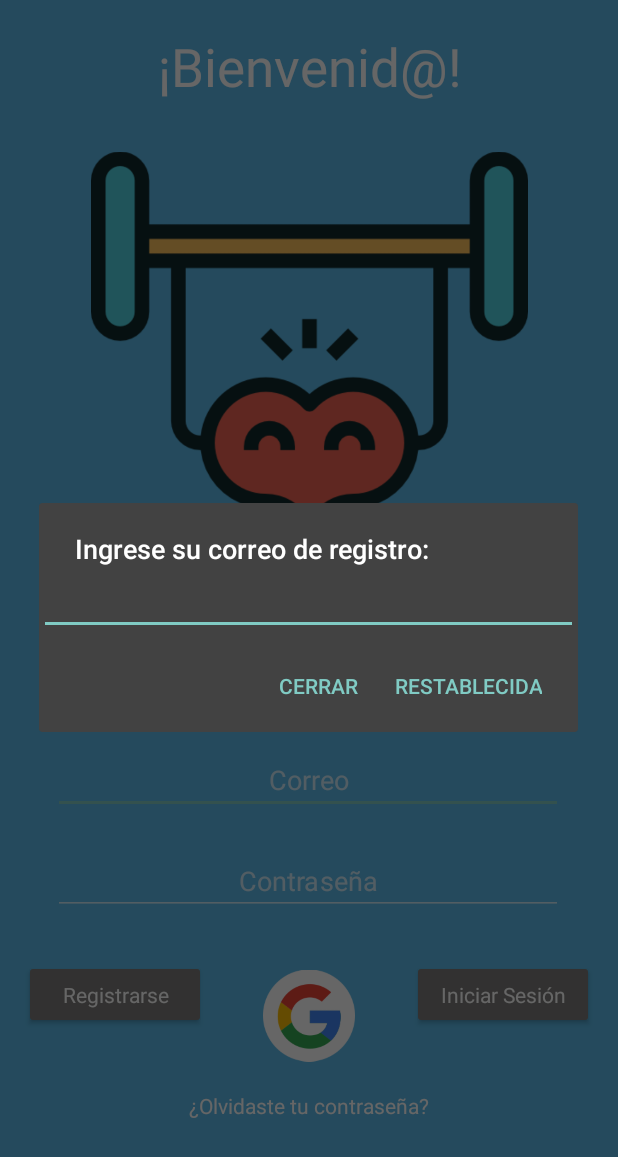
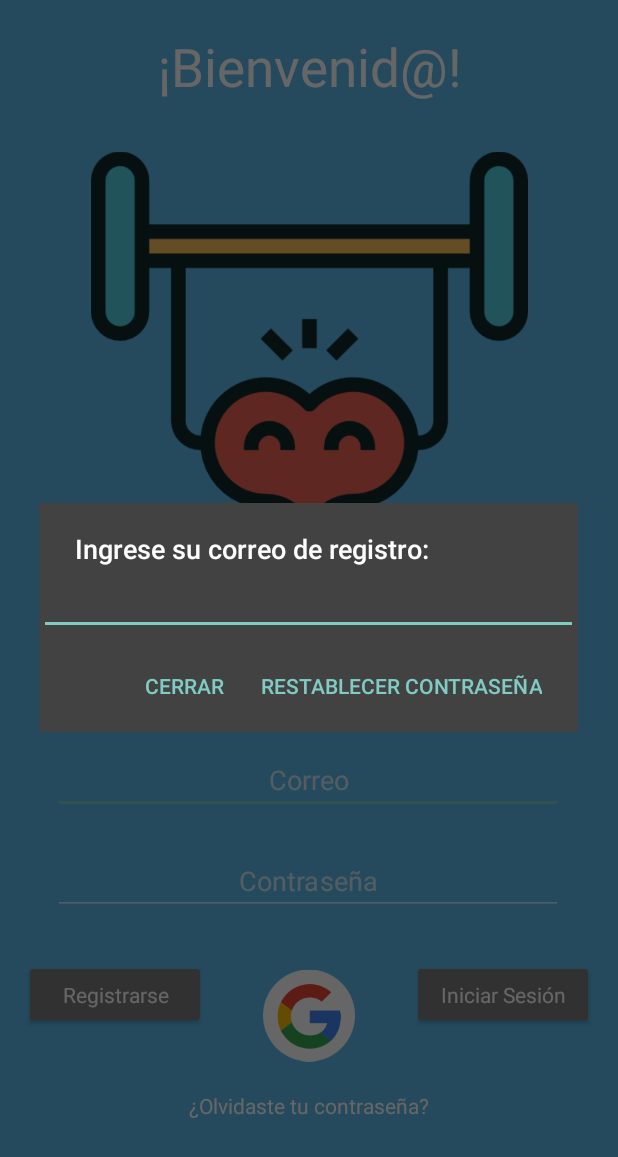
Before and after one commit to rfalgo/SaludBienestarGeneral, an Android app: the screen it shows after launch (mainActivity), after a tap on "¿Olvidaste tu contraseña?", on a phone screen of 412 x 824 dp. Shown: the top 1157 px of the screen. Run offline under Robolectric (Android 15) with nearby library versions, the light colour scheme and no system bars; our stand-ins replace Firebase (no records; nobody signed in at launch, a user with empty details on screens opened directly).

Commit message:
Spring 3: Implementation of Advanced Features. - Improvements in Interface Design.

```diff
--- a/app/src/main/java/com/apphealthwellnessgeneral/saludbienestargeneral/mainActivity.kt
+++ b/app/src/main/java/com/apphealthwellnessgeneral/saludbienestargeneral/mainActivity.kt
@@ -114,7 +114,7 @@ class mainActivity : AppCompatActivity() {
             val view = layoutInflater.inflate(R.layout.restablecer_contrasenia, null)
             val username = view.findViewById<EditText>(R.id.ingresarCorreo_RP)
             builder.setView(view)
-            builder.setPositiveButton("Restablecida", DialogInterface.OnClickListener { _, _ ->
+            builder.setPositiveButton("Restablecer Contraseña", DialogInterface.OnClickListener { _, _ ->
                 forgotPassword(username)
             })
             builder.setNegativeButton("Cerrar", DialogInterface.OnClickListener { _, _ -> })
```
